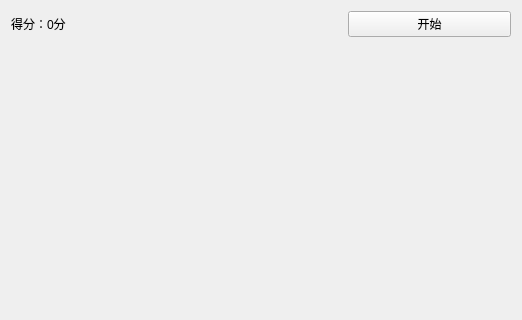
Qt form Mini-Tools/breakoutwidget.ui (Chrollis/Mini-Tools) before a commit; both pictures show x 0 to 522 and y 0 to 320 of the 522 by 592 pixel window.
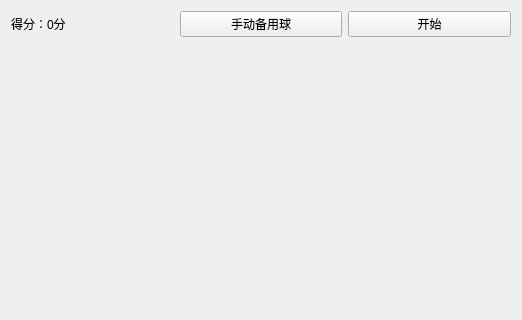
The same form after that commit.

What changed in the file:
```diff
--- a/Mini-Tools/breakoutwidget.ui
+++ b/Mini-Tools/breakoutwidget.ui
@@ -58,13 +58,20 @@
      </property>
     </widget>
    </item>
-   <item row="1" column="0" colspan="2">
+   <item row="1" column="0">
     <widget class="QLabel" name="scoreLbl">
      <property name="text">
       <string>得分：0分</string>
      </property>
     </widget>
    </item>
+   <item row="1" column="1">
+    <widget class="QPushButton" name="backBtn">
+     <property name="text">
+      <string>手动备用球</string>
+     </property>
+    </widget>
+   </item>
   </layout>
  </widget>
  <resources/>
```
